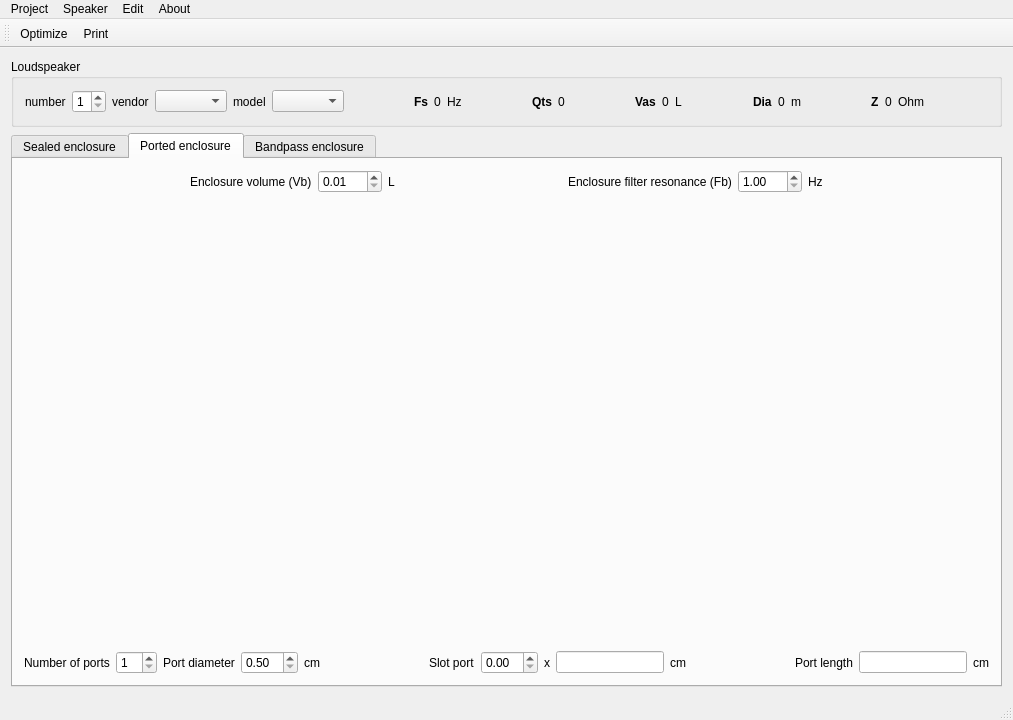
This is mainwindow.ui in be1/qspeakers as Qt 5 draws it before an edit. The edited form follows.
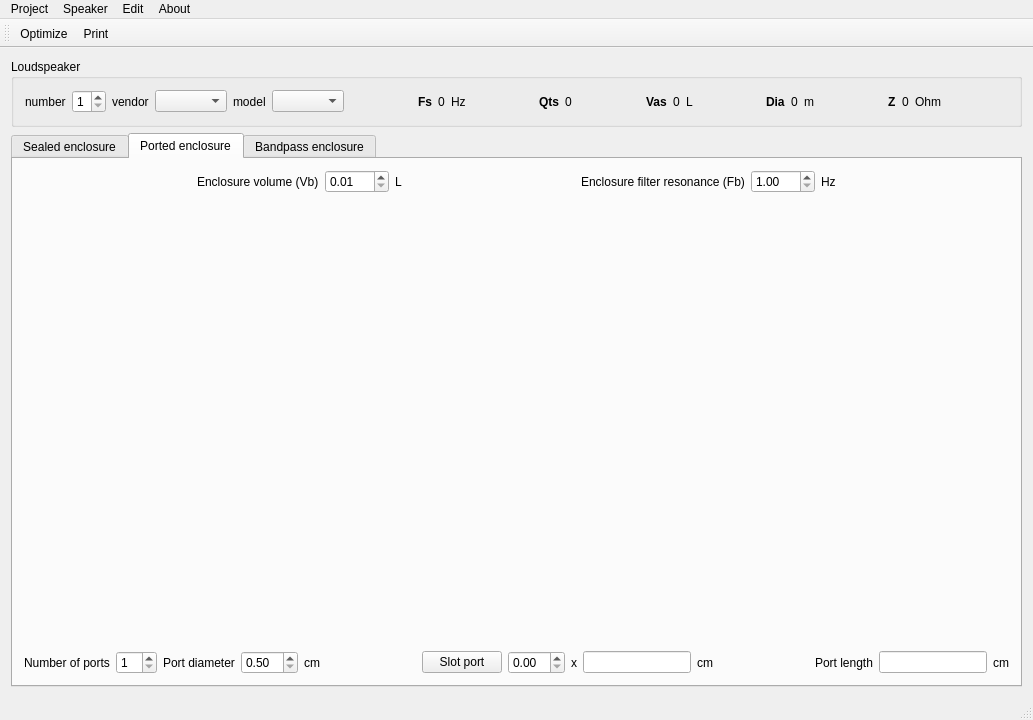
This is the edited form. The open tabs and pages were chosen to show the change.

Commit message: v1.4, fix slot port length

What changed in the file:
```diff
--- a/mainwindow.ui
+++ b/mainwindow.ui
@@ -6,7 +6,7 @@
    <rect>
     <x>0</x>
     <y>0</y>
-    <width>1013</width>
+    <width>1033</width>
     <height>720</height>
    </rect>
   </property>
@@ -562,10 +562,13 @@
              </spacer>
             </item>
             <item>
-             <widget class="QLabel" name="portedPortSlotLabel">
+             <widget class="QPushButton" name="portedPortSlotWidthButton">
               <property name="text">
                <string>Slot port</string>
               </property>
+              <property name="checkable">
+               <bool>true</bool>
+              </property>
              </widget>
             </item>
             <item>
@@ -913,7 +916,7 @@
     <rect>
      <x>0</x>
      <y>0</y>
-     <width>1013</width>
+     <width>1033</width>
      <height>22</height>
     </rect>
    </property>
```
Left out of the diff: 2 changed lines with no effect on the pictures. The commit also changes 14 other files.
